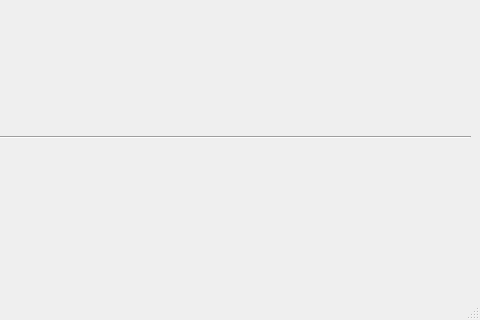
First picture: the form in sample/gui/resource/mainWindow.ui, repository moiling/Picmap, before the edit; both pictures show x 294 to 774 and y 370 to 690 of the 774 by 690 pixel window.
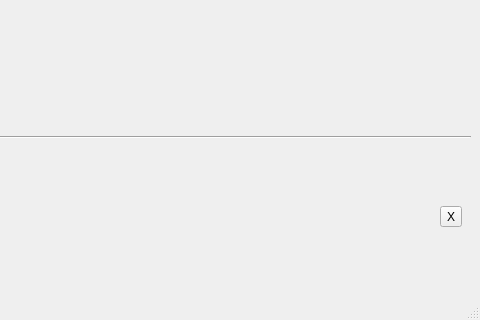
Second picture: the form after the edit.

Diff of the .ui file:
```diff
--- a/sample/gui/resource/mainWindow.ui
+++ b/sample/gui/resource/mainWindow.ui
@@ -255,6 +255,13 @@
          </property>
         </spacer>
        </item>
+       <item>
+        <widget class="QToolButton" name="hiddenButton">
+         <property name="text">
+          <string>X</string>
+         </property>
+        </widget>
+       </item>
       </layout>
      </widget>
     </item>
```
Left out of the diff: 68 changed lines with no effect on the pictures.
